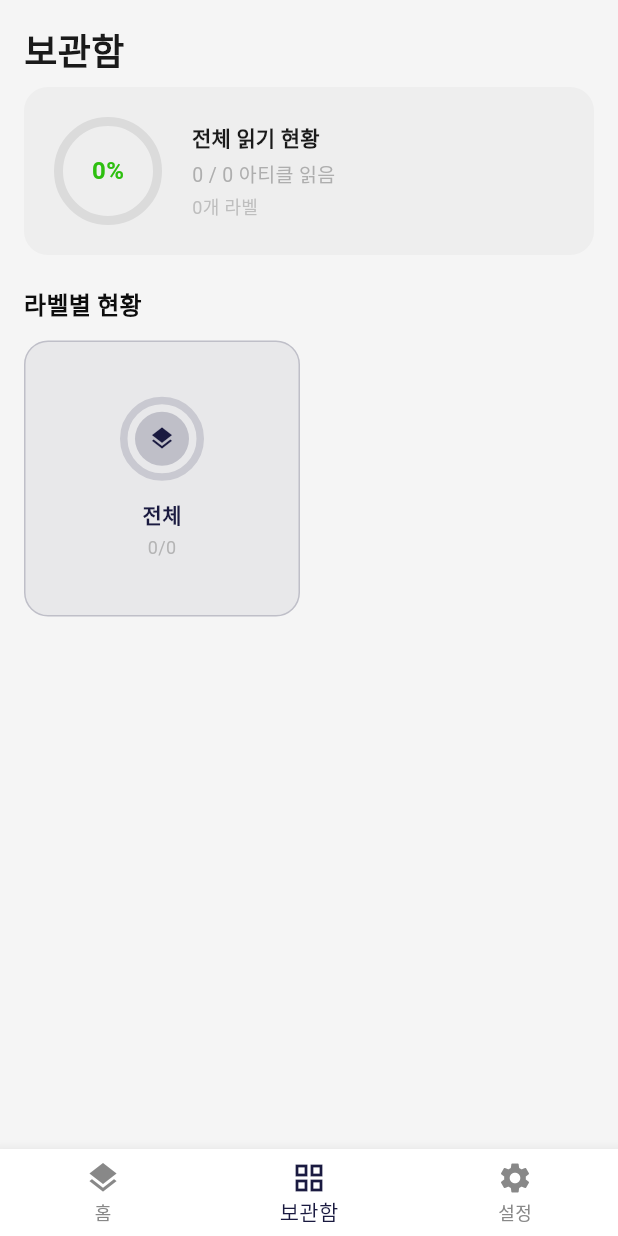
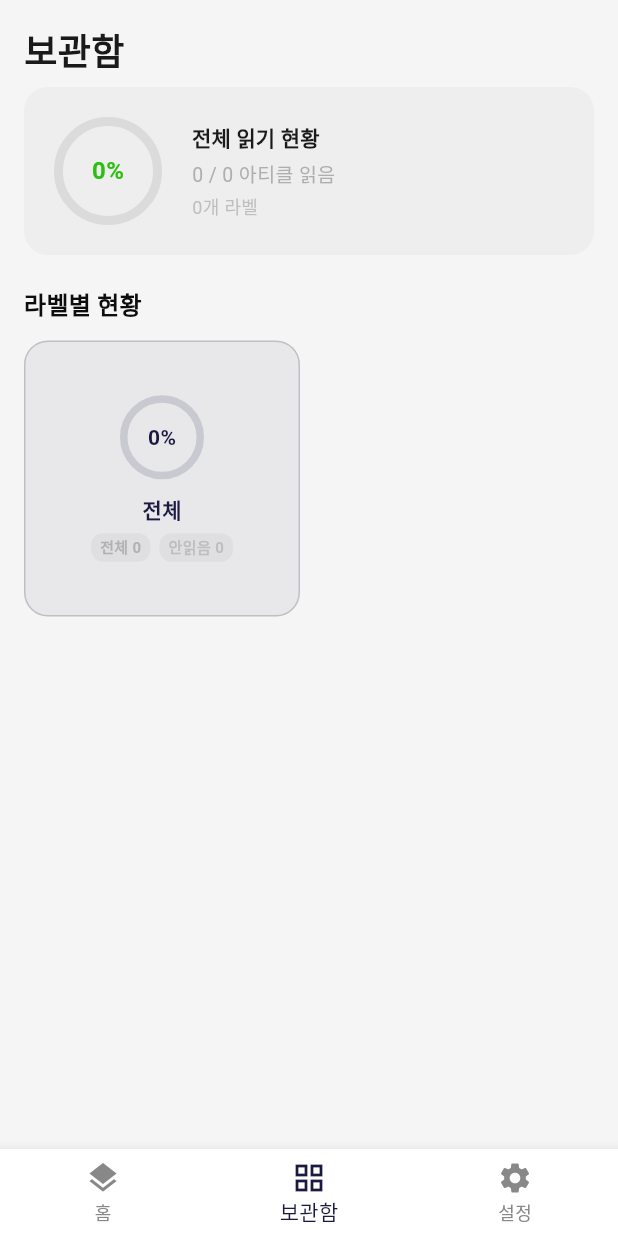
Before and after one commit to vljh246v/clib, a Flutter app: the screen it shows after launch, item 2 of the bottom bar chosen, on a phone screen of 412 x 824 dp. Run offline on Flutter 3.47's test engine with Material 3 defaults, Android fonts, the phone set to English and light mode, and no system bars; our stand-ins replace flutter_card_swiper, flutter_local_notifications, flutter_timezone, hive, hive_flutter, timezone; accounts and stored records are empty; Roboto replaces fonts that are missing (Pretendard).

Commit message:
fix ui/ux

```diff
--- a/lib/screens/library_screen.dart
+++ b/lib/screens/library_screen.dart
@@ -139,11 +139,31 @@ class _LibraryScreenState extends State<LibraryScreen> {
     );
   }
 
+  Widget _statBadge(String text, Color color) {
+    return Container(
+      padding: const EdgeInsets.symmetric(horizontal: 6, vertical: 2),
+      decoration: BoxDecoration(
+        color: color.withValues(alpha: 0.12),
+        borderRadius: BorderRadius.circular(8),
+      ),
+      child: Text(
+        text,
+        style: TextStyle(
+          color: color,
+          fontSize: 10,
+          fontWeight: FontWeight.w600,
+        ),
+      ),
+    );
+  }
+
   /// 전체 아티클 카드
   Widget _buildAllCard(ThemeData theme, bool isDark) {
     final stats = DatabaseService.getOverallStats();
     final color = theme.colorScheme.primary;
     final progress = stats.total > 0 ? stats.read / stats.total : 0.0;
+    final unread = stats.total - stats.read;
+    final percent = stats.total > 0 ? (progress * 100).round() : 0;
 
     return GestureDetector(
       onTap: () async {
@@ -178,15 +198,18 @@ class _LibraryScreenState extends State<LibraryScreen> {
                   strokeWidth: 5,
                 ),
                 child: Center(
-                  child: CircleAvatar(
-                    radius: 18,
-                    backgroundColor: color.withValues(alpha: 0.2),
-                    child: Icon(Icons.layers, color: color, size: 18),
+                  child: Text(
+                    '$percent%',
+                    style: TextStyle(
+                      color: color,
+                      fontWeight: FontWeight.bold,
+                      fontSize: 14,
                     ),
                   ),
                 ),
               ),
-            const SizedBox(height: 12),
+            ),
+            const SizedBox(height: 10),
             Text(
               '전체',
               style: TextStyle(
@@ -195,13 +218,19 @@ class _LibraryScreenState extends State<LibraryScreen> {
                 color: color,
               ),
             ),
-            const SizedBox(height: 4),
-            Text(
-              '${stats.read}/${stats.total}',
-              style: TextStyle(
-                color: Colors.grey.withValues(alpha: 0.7),
-                fontSize: 12,
+            const SizedBox(height: 6),
+            Row(
+              mainAxisAlignment: MainAxisAlignment.center,
+              children: [
+                _statBadge('전체 ${stats.total}', Colors.grey.withValues(alpha: 0.7)),
+                const SizedBox(width: 6),
+                _statBadge(
+                  '안읽음 $unread',
+                  unread > 0
+                      ? color.withValues(alpha: 0.8)
+                      : Colors.grey.withValues(alpha: 0.5),
                 ),
+              ],
             ),
           ],
         ),
@@ -214,6 +243,9 @@ class _LibraryScreenState extends State<LibraryScreen> {
     final stats = DatabaseService.getLabelStats(label.name);
     final color = Color(label.colorValue);
     final progress = stats.total > 0 ? stats.read / stats.total : 0.0;
+
+    final unread = stats.total - stats.read;
+    final percent = stats.total > 0 ? (progress * 100).round() : 0;
 
     return GestureDetector(
       onTap: () async {
@@ -242,7 +274,7 @@ class _LibraryScreenState extends State<LibraryScreen> {
         child: Column(
           mainAxisAlignment: MainAxisAlignment.center,
           children: [
-            // 원형 프로그레스 + 라벨 이니셜
+            // 원형 프로그레스 + 퍼센트
             SizedBox(
               width: 56,
               height: 56,
@@ -254,22 +286,18 @@ class _LibraryScreenState extends State<LibraryScreen> {
                   strokeWidth: 5,
                 ),
                 child: Center(
-                  child: CircleAvatar(
-                    radius: 18,
-                    backgroundColor: color.withValues(alpha: 0.2),
                   child: Text(
-                      label.name[0],
+                    '$percent%',
                     style: TextStyle(
                       color: color,
                       fontWeight: FontWeight.bold,
-                        fontSize: 16,
+                      fontSize: 14,
                     ),
                   ),
                 ),
               ),
             ),
-            ),
-            const SizedBox(height: 12),
+            const SizedBox(height: 10),
             // 라벨명
             Text(
               label.name,
@@ -280,14 +308,20 @@ class _LibraryScreenState extends State<LibraryScreen> {
                 fontSize: 14,
               ),
             ),
-            const SizedBox(height: 4),
-            // 통계 텍스트
-            Text(
-              '${stats.read}/${stats.total}',
-              style: TextStyle(
-                color: Colors.grey.withValues(alpha: 0.7),
-                fontSize: 12,
+            const SizedBox(height: 6),
+            // 통계 수치
+            Row(
+              mainAxisAlignment: MainAxisAlignment.center,
+              children: [
+                _statBadge('전체 ${stats.total}', Colors.grey.withValues(alpha: 0.7)),
+                const SizedBox(width: 6),
+                _statBadge(
+                  '안읽음 $unread',
+                  unread > 0
+                      ? color.withValues(alpha: 0.8)
+                      : Colors.grey.withValues(alpha: 0.5),
                 ),
+              ],
             ),
           ],
         ),
```
Also changed, not shown: lib/screens/all_articles_screen.dart (+77 -65 lines), lib/screens/home_screen.dart (+3 -62 lines), lib/screens/label_detail_screen.dart (+77 -64 lines). Lines whose indentation alone changed are shown as unchanged.
